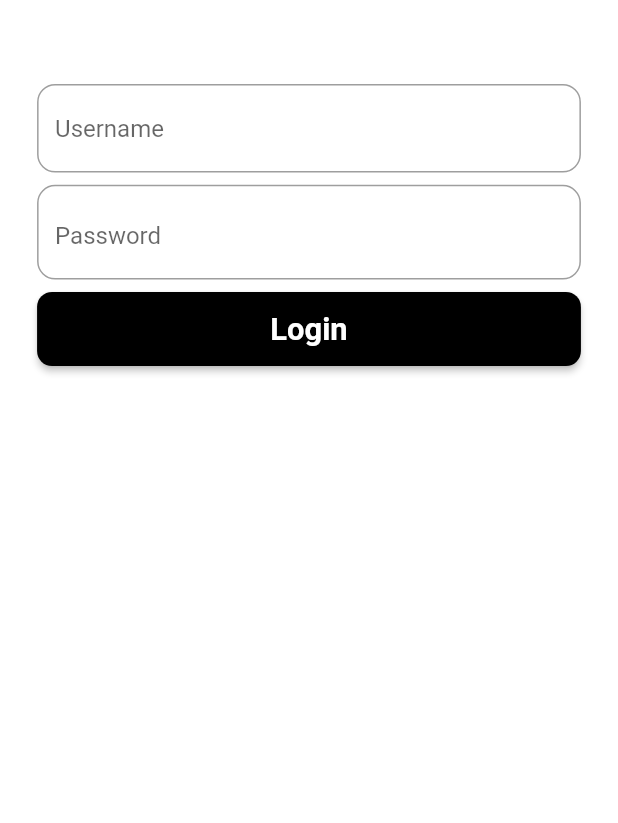
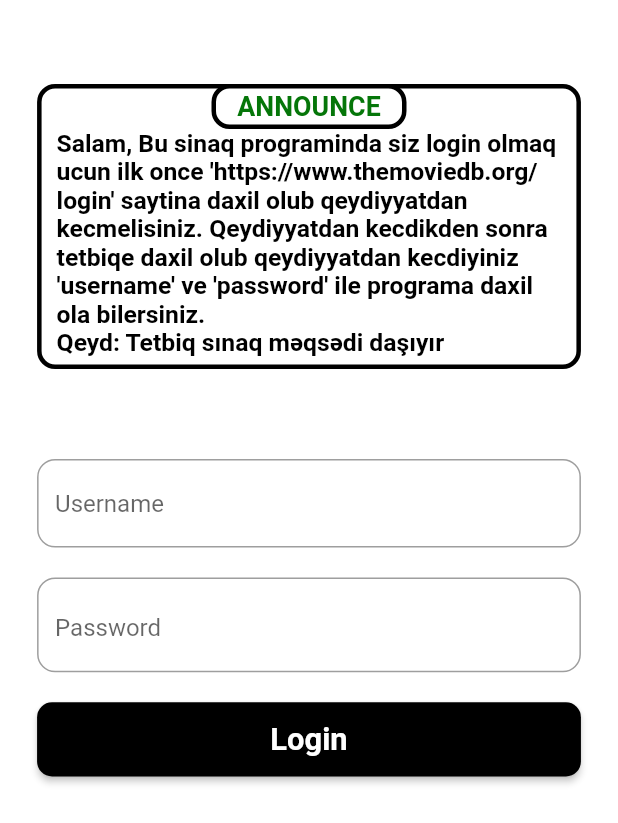
Before and after one commit to QalibJs/login_the_movie_db_with_token, a Flutter app: the LoginScreen screen opened directly, on a phone screen of 412 x 824 dp. Shown: the top 823 px of the screen. Run offline on Flutter 3.47's test engine with Material 2 defaults, Android fonts, the phone set to English and light mode, and no system bars; our stand-ins replace dio, flutter_bloc, hive, hive_flutter, sizer; accounts and stored records are empty.

Commit message:
second commit

```diff
--- a/lib/app.dart
+++ b/lib/app.dart
@@ -1,9 +1,9 @@
 import 'package:flutter/material.dart';
 import 'package:flutter_bloc/flutter_bloc.dart';
 import 'package:sizer/sizer.dart';
-import 'package:working_movie_token/app/home/screen/home_screen.dart';
-import 'package:working_movie_token/app/login/screen/login_screen.dart';
-import 'package:working_movie_token/cubit/login_cubit.dart';
+import 'app/home/screen/home_screen.dart';
+import 'app/login/screen/login_screen.dart';
+import 'cubit/login_cubit.dart';
 
 class MyApp extends StatelessWidget {
   final int? home;
--- a/lib/app/home/screen/home_screen.dart
+++ b/lib/app/home/screen/home_screen.dart
@@ -10,8 +10,10 @@ class HomeScreen extends StatelessWidget {
   Widget build(BuildContext context) {
     return Scaffold(
       appBar: AppBar(
+
         foregroundColor: AppColors.black,
         backgroundColor: AppColors.white,
+        automaticallyImplyLeading: false,
         elevation: 0,
       ),
       body: Column(
--- a/lib/app/login/screen/login_screen.dart
+++ b/lib/app/login/screen/login_screen.dart
@@ -1,5 +1,7 @@
 import 'package:flutter/material.dart';
+import 'package:working_movie_token/constants/app_sized_box.dart';
 import '../../../constants/app_colors.dart';
+import '../widget/login_announcement.dart';
 import '../widget/login_button_widget.dart';
 import '../widget/login_input_widgets.dart';
 
@@ -11,13 +13,16 @@ class LoginScreen extends StatelessWidget {
     return Scaffold(
       backgroundColor: AppColors.white,
       appBar: AppBar(
+        automaticallyImplyLeading: false,
         backgroundColor: AppColors.white,
         elevation: 0,
       ),
       body: Column(
-        children: const [
-          LoginInputsWidget(),
-          LoginButtonWidget(),
+        children: [
+          const LoginAnnouncementWidget(),
+          AppSizedBox.h60,
+          const LoginInputsWidget(),
+          const LoginButtonWidget(),
         ],
       ),
     );
--- /dev/null
+++ b/lib/app/login/widget/login_announcement.dart
@@ -0,0 +1,52 @@
+import 'package:flutter/material.dart';
+import 'package:working_movie_token/constants/app_box_decoration.dart';
+import 'package:working_movie_token/constants/app_paddings.dart';
+import 'package:working_movie_token/constants/app_sized_box.dart';
+import 'package:working_movie_token/constants/app_text_style.dart';
+import 'package:working_movie_token/constants/app_texts.dart';
+
+class LoginAnnouncementWidget extends StatelessWidget {
+  const LoginAnnouncementWidget({super.key});
+
+  @override
+  Widget build(BuildContext context) {
+    return Stack(
+      children: [
+        Container(
+          margin: AppPaddings.lr3h,
+          width: MediaQuery.of(context).size.width,
+          height: 190,
+          decoration: AppBoxDecoration.announcment,
+          child: Padding(
+            padding: AppPaddings.all10.copyWith(top: 2, bottom: 2),
+            child: SingleChildScrollView(
+              child: Column(
+                children: [
+                  AppSizedBox.h25,
+                  Text(
+                    AppTexts.announcement,
+                    style: AppTextStyle.appBarStyle,
+                  ),
+                ],
+              ),
+            ),
+          ),
+        ),
+        Row(
+          mainAxisAlignment: MainAxisAlignment.center,
+          children: [
+            Container(
+                height: 30,
+                width: 130,
+                decoration: AppBoxDecoration.announcment,
+                child: Center(
+                    child: Text(
+                  AppTexts.announce,
+                  style: AppTextStyle.announce,
+                ))),
+          ],
+        ),
+      ],
+    );
+  }
+}
--- a/lib/app/login/widget/login_button_widget.dart
+++ b/lib/app/login/widget/login_button_widget.dart
@@ -1,7 +1,7 @@
 import 'package:flutter/material.dart';
 import 'package:flutter_bloc/flutter_bloc.dart';
-import 'package:working_movie_token/constants/app_sized_box.dart';
-import 'package:working_movie_token/cubit/login_cubit.dart';
+import '../../../constants/app_sized_box.dart';
+import '../../../cubit/login_cubit.dart';
 import '../../../constants/app_colors.dart';
 import '../../../constants/app_texts.dart';
 import '../../../global/globla_button_widget.dart';
--- a/lib/app/login/widget/login_input_widgets.dart
+++ b/lib/app/login/widget/login_input_widgets.dart
@@ -32,6 +32,7 @@ class LoginInputsWidget extends StatelessWidget {
               hintText: AppTexts.username,
             ),
             AppSizedBox.h10,
+            AppSizedBox.h10,
             GlobalInputWidget(
               maxLines: 1,
               isPassword: true,
@@ -44,6 +45,8 @@ class LoginInputsWidget extends StatelessWidget {
               controller: loginCubit.passwordController,
               hintText: AppTexts.password,
             ),
+            AppSizedBox.h10,
+
           ],
         ),
       ),
--- /dev/null
+++ b/lib/constants/app_box_decoration.dart
@@ -0,0 +1,13 @@
+import 'package:flutter/material.dart';
+import 'package:working_movie_token/constants/app_colors.dart';
+
+class AppBoxDecoration {
+  AppBoxDecoration._();
+
+  static get announcment =>
+     BoxDecoration(
+      color: AppColors.white,
+      border: Border.all(color: AppColors.black, width: 3),
+      borderRadius: BorderRadius.circular(12),
+    );
+}
--- a/lib/constants/app_colors.dart
+++ b/lib/constants/app_colors.dart
@@ -5,4 +5,5 @@ class AppColors {
 
   static Color get black => Colors.black;
   static Color get white => Colors.white;
+  static Color get green => const Color.fromARGB(255, 5, 118, 9);
 }
--- a/lib/constants/app_paddings.dart
+++ b/lib/constants/app_paddings.dart
@@ -5,4 +5,5 @@ class AppPaddings {
   AppPaddings._();
 
   static EdgeInsets get lr3h =>  EdgeInsets.only(left: 3.h, right: 3.h);
+  static EdgeInsets get all10 =>  const EdgeInsets.all(10);
 }
--- a/lib/constants/app_sized_box.dart
+++ b/lib/constants/app_sized_box.dart
@@ -4,7 +4,16 @@ import 'package:sizer/sizer.dart';
 class AppSizedBox {
   AppSizedBox._();
 
-  static get h10 =>  SizedBox(
+  static get hh10 =>  SizedBox(
         height: 1.h,
       );
+  static get h10 => const  SizedBox(
+        height: 10,
+      );
+  static get h60 => const SizedBox(
+        height: 60,
+      );
+  static get h25 => const SizedBox(
+        height: 25,
+      );
 }
--- a/lib/constants/app_text_style.dart
+++ b/lib/constants/app_text_style.dart
@@ -19,4 +19,9 @@ class AppTextStyle {
         fontWeight: FontWeight.bold,
         fontSize: 12.sp,
       );
+  static get announce => TextStyle(
+        color: AppColors.green,
+        fontWeight: FontWeight.bold,
+        fontSize: 13.sp,
+      );
 }
--- a/lib/constants/app_texts.dart
+++ b/lib/constants/app_texts.dart
@@ -6,4 +6,6 @@ class AppTexts {
   static String get login => "Login";
   static String get error => "Error";
   static String get logOut => "log out";
+  static String get announce => "ANNOUNCE";
+  static String get announcement => "Salam, Bu sinaq programinda siz login olmaq ucun ilk once 'https://www.themoviedb.org/login' saytina daxil olub qeydiyyatdan kecmelisiniz. Qeydiyyatdan kecdikden sonra tetbiqe daxil olub qeydiyyatdan kecdiyiniz 'username' ve 'password' ile programa daxil ola bilersiniz.\nQeyd: Tetbiq sınaq məqsədi daşıyır";
 }
--- a/lib/data/service/token_service.dart
+++ b/lib/data/service/token_service.dart
@@ -1,7 +1,7 @@
 import 'package:dio/dio.dart';
-import 'package:working_movie_token/constants/app_token.dart';
-import 'package:working_movie_token/data/model/fail/token_fail_model.dart';
-import 'package:working_movie_token/data/model/success/token_success_model.dart';
+import '../../constants/app_token.dart';
+import '../model/fail/token_fail_model.dart';
+import '../model/success/token_success_model.dart';
 
 class TokenService {
   TokenService._();
--- a/lib/global/global_input_widget.dart
+++ b/lib/global/global_input_widget.dart
@@ -35,12 +35,12 @@ class GlobalInputWidget extends StatefulWidget {
 }
 
 class _GlobalInputWidgetState extends State<GlobalInputWidget> {
+  bool isSecure = false;
   @override
   Widget build(BuildContext context) {
-    bool isSecure = false;
     return TextFormField(
       obscuringCharacter: "*",
-      obscureText: widget.isPassword! ? true : false,
+      obscureText: isSecure? false :(widget.isPassword! ? true : false)  ,
       maxLines: widget.maxLines,
       inputFormatters: widget.inputFormatters,
       keyboardType: widget.inputType,
--- a/lib/global/globla_button_widget.dart
+++ b/lib/global/globla_button_widget.dart
@@ -1,6 +1,6 @@
 import 'package:flutter/material.dart';
 import 'package:sizer/sizer.dart';
-import 'package:working_movie_token/constants/app_paddings.dart';
+import '../constants/app_paddings.dart';
 import '../constants/app_elevated_styles.dart';
 import '../constants/app_text_style.dart';
 
--- a/lib/main.dart
+++ b/lib/main.dart
@@ -1,6 +1,6 @@
 import 'package:flutter/material.dart';
 import 'package:hive_flutter/adapters.dart';
-import 'package:working_movie_token/data/service/hive_service.dart';
+import 'data/service/hive_service.dart';
 
 import 'app.dart';
 
```
Also changed, not shown: lib/app/home/widgets/home_log_out_button.dart (+6 -7 lines), lib/cubit/login_cubit.dart (+6 -6 lines), lib/data/service/login_service.dart (+5 -7 lines), 1 other file.
